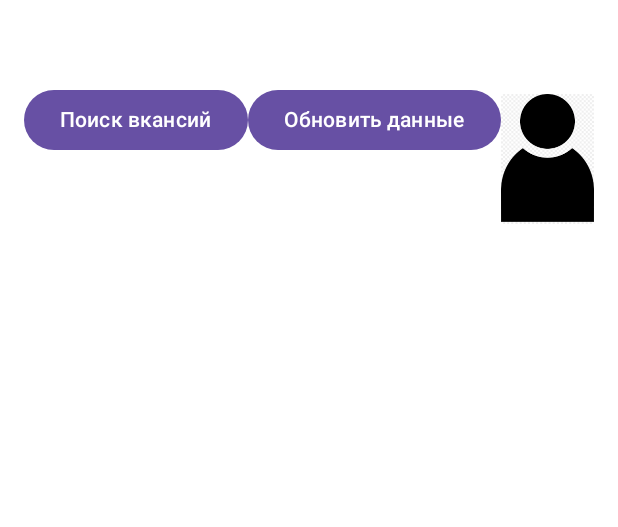
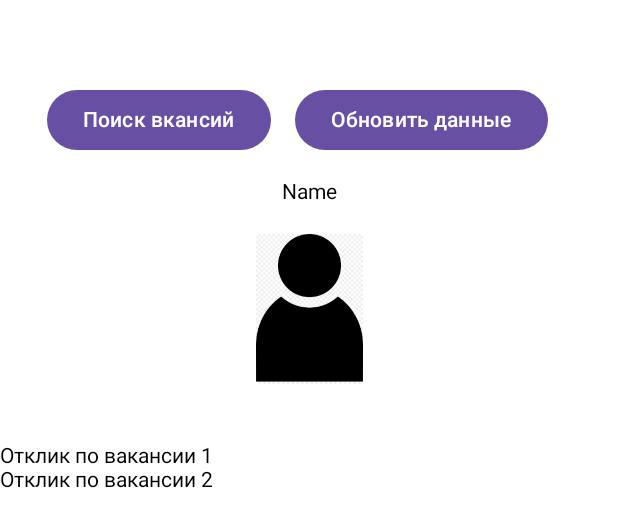
Before and after one commit to Watch-dog-s/mobilka_6_sem, an Android app built with Jetpack Compose: the @Preview function MainScreen_prev, on a phone screen of 412 x 824 dp. Shown: the top 527 px of the screen. Run offline under Robolectric (Android 15) with nearby library versions, the phone set to English and light mode, and no system bars.

Commit message:
add all Screens

```diff
--- a/lab1/app/build.gradle.kts
+++ b/lab1/app/build.gradle.kts
@@ -42,6 +42,8 @@ android {
 dependencies {
 
 
+
+
     implementation(libs.androidx.navigation.compose)
     implementation(libs.androidx.core.ktx)
     implementation(libs.androidx.lifecycle.runtime.ktx)
--- a/lab1/app/src/main/java/com/example/lab1/screens/MainScreen.kt
+++ b/lab1/app/src/main/java/com/example/lab1/screens/MainScreen.kt
@@ -33,6 +33,7 @@ fun MainScreen(){
     Column (modifier = Modifier.fillMaxSize()) {
 
         Spacer(modifier = Modifier.height(40.dp))
+        Column(modifier = Modifier.fillMaxSize()) {
             Row(
                 modifier = Modifier.fillMaxWidth().padding(16.dp),
                 horizontalArrangement = Arrangement.SpaceEvenly
@@ -46,20 +47,43 @@ fun MainScreen(){
 
                 Spacer(modifier = Modifier.height(40.dp))
 
-            ImageScreen()
 
 
             }
+            Row(horizontalArrangement = Arrangement.Center, modifier = Modifier.fillMaxWidth()) {
+                Text(text = "Name")
+            }
+            Spacer(modifier = Modifier.height(20.dp))
+            ImageScreen()
+
+            Spacer(modifier = Modifier.height(40.dp))
+            Vacancy_Response()
+
+        }
+    }
+}
+
+
+@Composable
+fun ImageScreen(){
+    Row (horizontalArrangement = Arrangement.Center, modifier = Modifier.fillMaxWidth()){
+        Image(
+            painter = painterResource(id = R.drawable.avatar), // аватар юзера
+            contentDescription = "Тут аватар пользователя",
+            modifier = Modifier.size(100.dp)
+        )
+
 
     }
 }
 
 
 @Composable
-fun ImageScreen(){
-    Image(
-        painter = painterResource(id = R.drawable.avatar), // Замените на ваш ресурс
-        contentDescription = "Описание изображения",
-        modifier = Modifier.size(100.dp)
-    )
+fun Vacancy_Response(){
+    Column {
+        Text("Отклик по вакансии 1");
+        Text("Отклик по вакансии 2")
+
     }
+
+}
```
Also changed, not shown: lab1/app/src/main/java/com/example/lab1/screens/AboutMeScreen.kt (+5 -5 lines), lab1/app/src/main/java/com/example/lab1/screens/All_Vacancy.kt (added, +85 -0 lines), lab1/app/src/main/java/com/example/lab1/screens/AuthorizationScreen.kt (+14 -11 lines), lab1/app/src/main/java/com/example/lab1/screens/RecoverPasswordScreen.kt (added, +46 -0 lines), lab1/app/src/main/java/com/example/lab1/screens/Vacancy.kt (added, +55 -0 lines), lab1/app/src/main/res/navigation/nav_graph.xml (added, +11 -0 lines), lab1/app/src/main/res/drawable/job.png (added). Lines whose indentation alone changed are shown as unchanged.
